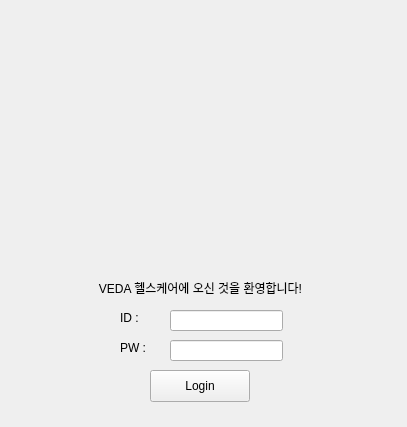
Qt form ClientApp/widget.ui (kimtae9217/miniproject2-vedaHealthCare) before a commit.
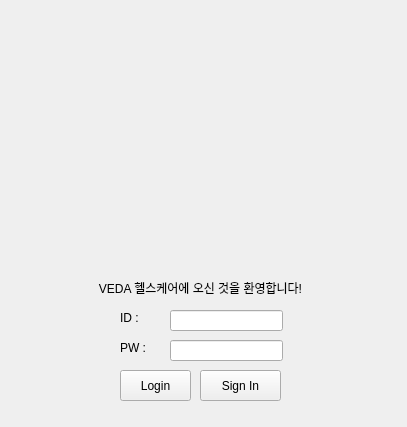
The same form after that commit. Icons and pictures are not drawn.

Commit message: 로그인화면에 회원가입 버튼 추가 & 회원가입 화면 만들기

```diff
--- a/ClientApp/widget.ui
+++ b/ClientApp/widget.ui
@@ -16,10 +16,10 @@
   <widget class="QPushButton" name="pushButton">
    <property name="geometry">
     <rect>
-     <x>150</x>
+     <x>120</x>
      <y>370</y>
-     <width>100</width>
-     <height>32</height>
+     <width>71</width>
+     <height>31</height>
     </rect>
    </property>
    <property name="text">
@@ -113,6 +113,19 @@
     <set>Qt::AlignmentFlag::AlignCenter</set>
    </property>
   </widget>
+  <widget class="QPushButton" name="pushButton_2">
+   <property name="geometry">
+    <rect>
+     <x>200</x>
+     <y>370</y>
+     <width>81</width>
+     <height>31</height>
+    </rect>
+   </property>
+   <property name="text">
+    <string>Sign In</string>
+   </property>
+  </widget>
  </widget>
  <resources>
   <include location="images.qrc"/>
```
The commit also changes 6 other files.
